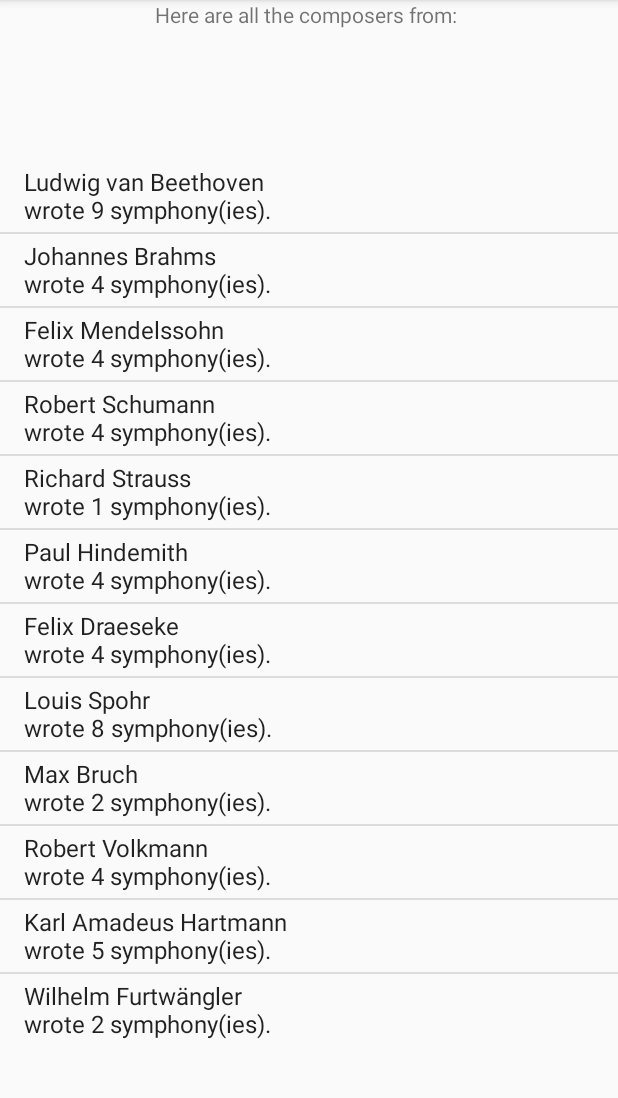
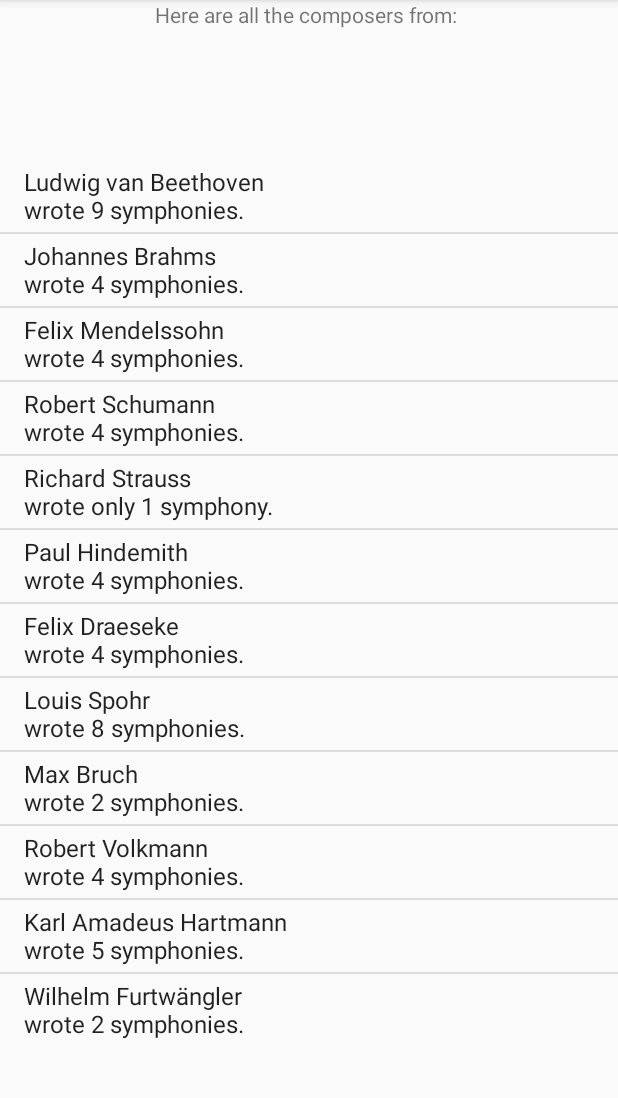
Before and after one commit to sagaquisces/Symphonic-Composers, an Android app: the screen it shows after launch (ComposersActivity), after a tap on "FIND COMPOSERS", on a phone screen of 412 x 824 dp, the part 84-1182 px from its top. Run offline under Robolectric (Android 15) with nearby library versions, the phone set to English and light mode, and no system bars; our stand-ins replace ButterKnife.

Commit message:
add branching statement to create more natural english for one symphony vs. multiple symphonies.

```diff
--- a/app/src/main/java/com/epicodus/symphoniccomposers/MyComposersArrayAdapter.java
+++ b/app/src/main/java/com/epicodus/symphoniccomposers/MyComposersArrayAdapter.java
@@ -23,7 +23,12 @@ public class MyComposersArrayAdapter extends ArrayAdapter {
     public Object getItem(int position) {
         String composer = mComposers[position];
         String symphonies = mSymphonies[position];
-        return String.format("%s \nwrote %s symphony(ies).", composer, symphonies);
+        int symphoniesInt = Integer.parseInt(symphonies);
+        if (symphoniesInt > 1) {
+            return String.format("%s \nwrote %s symphonies.", composer, symphonies);
+        } else {
+            return String.format("%s \nwrote only %s symphony.", composer, symphonies);
+        }
     }
 
     @Override
```
